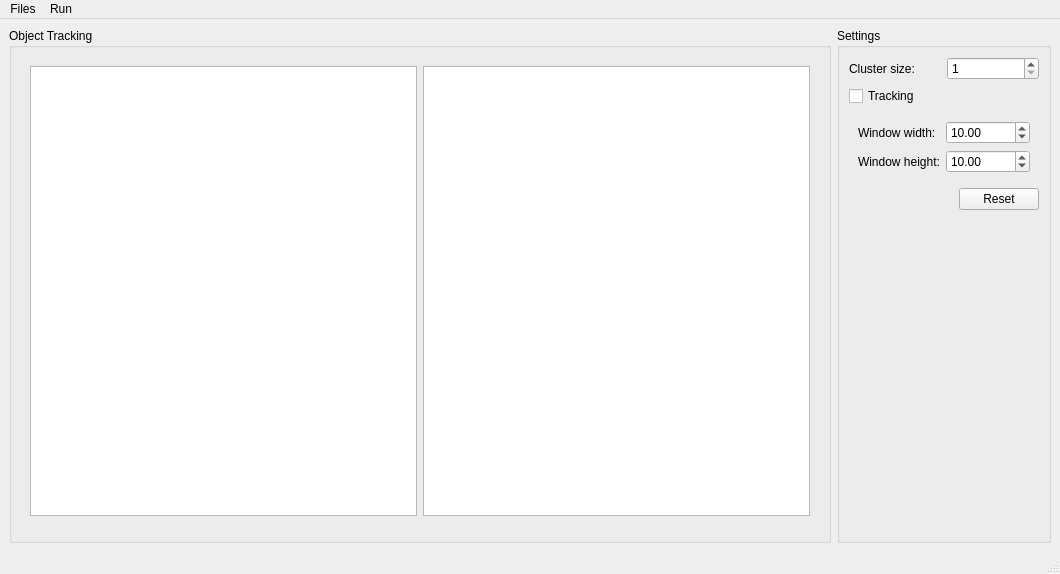
Qt form lib/python/ui/MainWindowBase.ui (UMATracker/UMATracker-Tracker) before a commit.
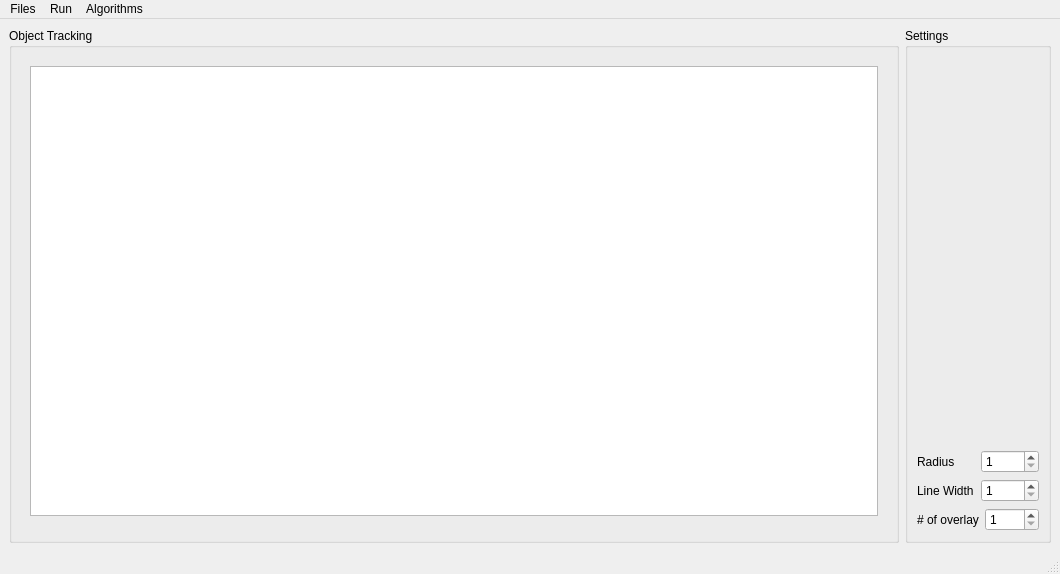
The same form after that commit. Custom widgets are drawn as their Qt base class.

Commit message: Created the tracking algorithm module system

Patch:
```diff
--- a/lib/python/ui/MainWindowBase.ui
+++ b/lib/python/ui/MainWindowBase.ui
@@ -70,19 +70,6 @@
                </property>
               </widget>
              </item>
-             <item>
-              <widget class="QGraphicsView" name="outputGraphicsView">
-               <property name="sizePolicy">
-                <sizepolicy hsizetype="Preferred" vsizetype="Preferred">
-                 <horstretch>1</horstretch>
-                 <verstretch>1</verstretch>
-                </sizepolicy>
-               </property>
-               <property name="acceptDrops">
-                <bool>false</bool>
-               </property>
-              </widget>
-             </item>
             </layout>
            </widget>
           </item>
@@ -104,18 +91,15 @@
           <string>Settings</string>
          </property>
          <layout class="QVBoxLayout" name="verticalLayout">
+          <item>
+           <widget class="QStackedWidget" name="stackedWidget"/>
+          </item>
           <item>
            <layout class="QHBoxLayout" name="horizontalLayout_2">
             <item>
              <widget class="QLabel" name="label">
-              <property name="sizePolicy">
-               <sizepolicy hsizetype="Minimum" vsizetype="Preferred">
-                <horstretch>0</horstretch>
-                <verstretch>0</verstretch>
-               </sizepolicy>
-              </property>
               <property name="text">
-               <string>Cluster size:</string>
+               <string>Radius</string>
               </property>
              </widget>
             </item>
@@ -124,99 +108,54 @@
               <property name="minimum">
                <number>1</number>
               </property>
+              <property name="maximum">
+               <number>999</number>
+              </property>
              </widget>
             </item>
            </layout>
           </item>
           <item>
-           <widget class="QCheckBox" name="trackingCheckBox">
-            <property name="text">
-             <string>Tracking</string>
-            </property>
-           </widget>
-          </item>
-          <item>
-           <widget class="QWidget" name="horizontalWidget" native="true">
-            <layout class="QFormLayout" name="formLayout">
-             <item row="0" column="0">
-              <widget class="QLabel" name="label_2">
-               <property name="text">
-                <string>Window width:</string>
-               </property>
-              </widget>
-             </item>
-             <item row="0" column="1">
-              <widget class="QDoubleSpinBox" name="windowWidthSpinBox">
-               <property name="minimum">
-                <double>1.000000000000000</double>
-               </property>
-               <property name="maximum">
-                <double>1000000.000000000000000</double>
-               </property>
-               <property name="value">
-                <double>10.000000000000000</double>
-               </property>
-              </widget>
-             </item>
-             <item row="1" column="0">
-              <widget class="QLabel" name="label_3">
-               <property name="text">
-                <string>Window height:</string>
-               </property>
-              </widget>
-             </item>
-             <item row="1" column="1">
-              <widget class="QDoubleSpinBox" name="windowHeightSpinBox">
-               <property name="minimum">
-                <double>1.000000000000000</double>
-               </property>
-               <property name="maximum">
-                <double>1000000.989999999990687</double>
-               </property>
-               <property name="value">
-                <double>10.000000000000000</double>
-               </property>
-              </widget>
-             </item>
-            </layout>
-           </widget>
-          </item>
-          <item>
-           <layout class="QHBoxLayout" name="horizontalLayout_5">
+           <layout class="QHBoxLayout" name="horizontalLayout_3">
             <item>
-             <spacer name="horizontalSpacer">
-              <property name="orientation">
-               <enum>Qt::Horizontal</enum>
+             <widget class="QLabel" name="label_2">
+              <property name="text">
+               <string>Line Width</string>
               </property>
-              <property name="sizeHint" stdset="0">
-               <size>
-                <width>40</width>
-                <height>20</height>
-               </size>
-              </property>
-             </spacer>
+             </widget>
             </item>
             <item>
-             <widget class="QPushButton" name="resetButton">
-              <property name="text">
-               <string>Reset</string>
+             <widget class="QSpinBox" name="lineWidthSpinBox">
+              <property name="minimum">
+               <number>1</number>
               </property>
+              <property name="maximum">
+               <number>999</number>
+              </property>
              </widget>
             </item>
            </layout>
           </item>
           <item>
-           <spacer name="verticalSpacer">
-            <property name="orientation">
-             <enum>Qt::Vertical</enum>
-            </property>
-            <property name="sizeHint" stdset="0">
-             <size>
-              <width>20</width>
-              <height>40</height>
-             </size>
-            </property>
-           </spacer>
+           <layout class="QHBoxLayout" name="horizontalLayout_4">
+            <item>
+             <widget class="QLabel" name="label_3">
+              <property name="text">
+               <string># of overlay</string>
+              </property>
+             </widget>
+            </item>
+            <item>
+             <widget class="QSpinBox" name="overlayFrameNoSpinBox">
+              <property name="minimum">
+               <number>1</number>
+              </property>
+              <property name="maximum">
+               <number>9999</number>
+              </property>
+             </widget>
+            </item>
+           </layout>
           </item>
          </layout>
         </widget>
@@ -254,8 +193,14 @@
     </property>
     <addaction name="actionRunObjectTracking"/>
    </widget>
+   <widget class="QMenu" name="menuAlgorithms">
+    <property name="title">
+     <string>Algorithms</string>
+    </property>
+   </widget>
    <addaction name="menuFiles"/>
    <addaction name="menuRun"/>
+   <addaction name="menuAlgorithms"/>
   </widget>
   <widget class="QStatusBar" name="statusbar"/>
   <action name="actionOpenVideo">
```
Left out of the diff: 2 changed lines with no effect on the pictures. The commit also changes 21 other files.
